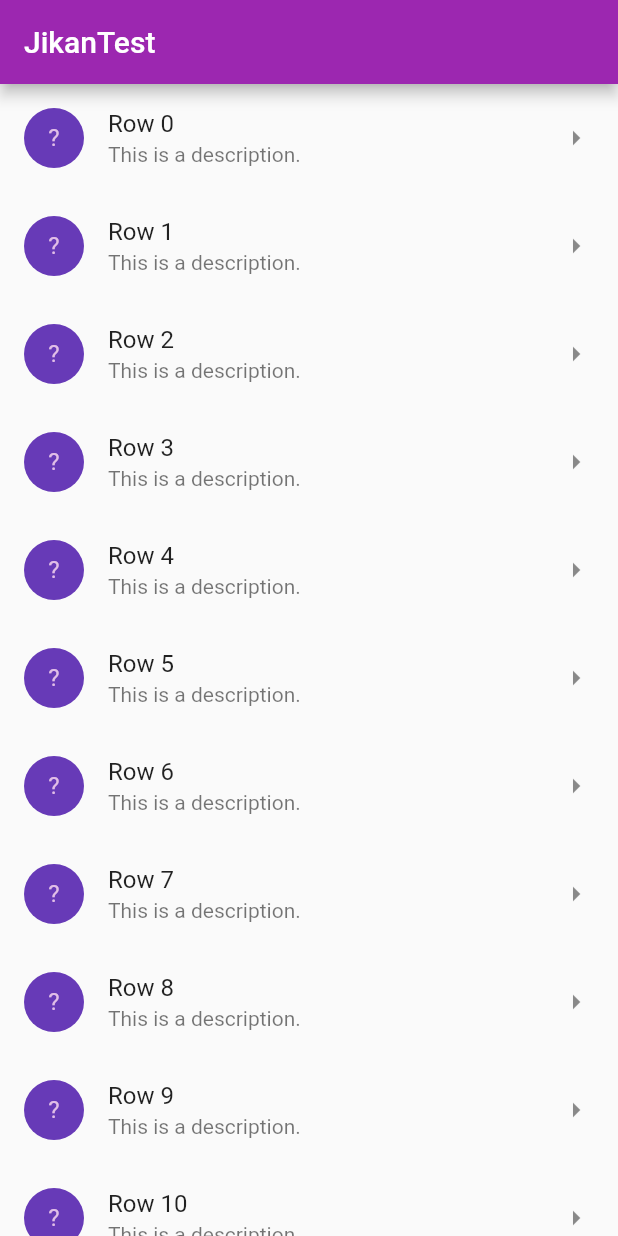
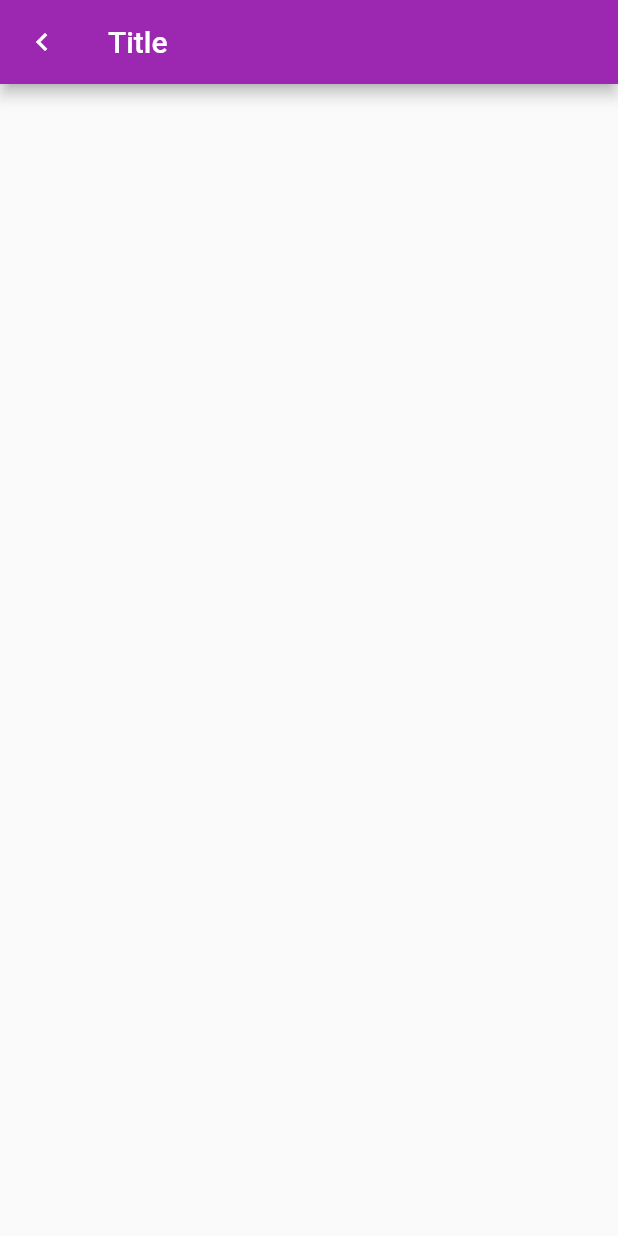
Before and after one commit to 9kimgu/jikanganai, a Flutter app: the screen it shows after launch, after a tap on an icon or button, on a phone screen of 412 x 824 dp. Run offline on Flutter 3.47's test engine with Material 2 defaults, Android fonts, the phone set to English and light mode, and no system bars; our stand-ins replace transparent_image; missing offline and left inert: jikan_dart.

Commit message:
added dividers between the list, as well as a second screen for details

```diff
--- a/lib/main.dart
+++ b/lib/main.dart
@@ -1,6 +1,7 @@
 import 'package:flutter/material.dart';
 import 'package:jikan_dart/jikan_dart.dart';
 import 'package:transparent_image/transparent_image.dart';
+import 'package:jikanganai/listViewObject.dart';
 
 void main() => runApp(MyApp());
 
@@ -65,7 +66,8 @@ class _MyHomePageState extends State<MyHomePage> {
     );
   }
   Widget listWidget(){
-    return ListView.builder(
+      return ListView.separated(
+        itemCount: 100,
         itemBuilder: (BuildContext context, int index) {
           return ListTile(
             leading: CircleAvatar(
@@ -76,10 +78,39 @@ class _MyHomePageState extends State<MyHomePage> {
             subtitle: Text('This is a description.'),
             trailing: Icon(Icons.arrow_right),
             onTap: (){
-            //placeholder for second navigation screen
+              _toDetailsScreen(context);
+            },
+          );
+        },
+        separatorBuilder: (context, index){
+          return Divider();
       },
       );
   }
+  void _toDetailsScreen(BuildContext context){
+    Navigator.push(
+        context,
+        MaterialPageRoute(
+          builder: (context) => DetailsScreen(),
+        )
     );
   }
 }
+
+class DetailsScreen extends StatelessWidget{
+  @override
+  Widget build(BuildContext context){
+    return Scaffold(
+      appBar: AppBar(
+          title: Text('Title'),
+        leading: IconButton(icon: Icon(Icons.keyboard_arrow_left),
+        onPressed: (){
+          _backToList(context);
+        },),
+      ),
+    );
+  }
+  void _backToList(BuildContext context){
+    Navigator.pop(context);
+  }
+}
```
Lines whose indentation alone changed are shown as unchanged.
